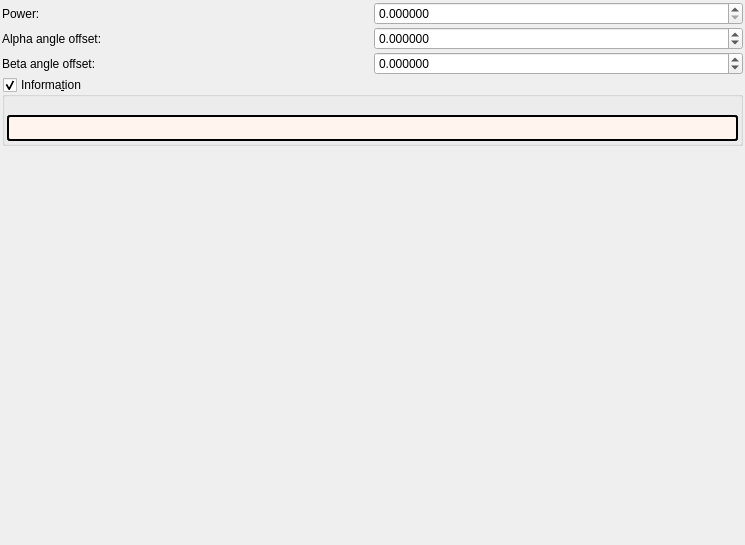
Before: the Qt Designer form mandelbulber2/formula/ui/fractal_modulus_mandelbulb.ui in buddhi1980/mandelbulber2, drawn with Qt 5.
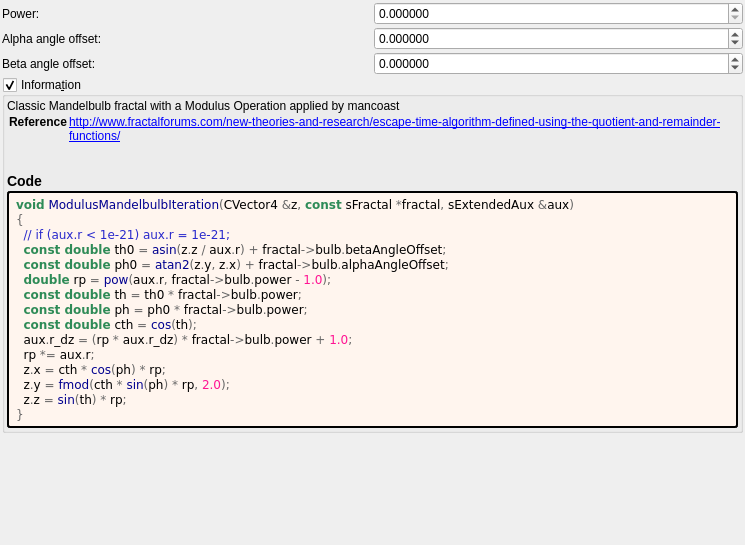
After: the same form once the commit is applied. Custom widgets are drawn as their Qt base class.

The edit to the form file:
```diff
--- a/mandelbulber2/formula/ui/fractal_modulus_mandelbulb.ui
+++ b/mandelbulber2/formula/ui/fractal_modulus_mandelbulb.ui
@@ -171,6 +171,11 @@
       <item>
        <widget class="QLabel" name="label_information_general">
         <property name="text">
+         <string notr="true">&lt;p&gt;Classic Mandelbulb fractal with a Modulus Operation applied by mancoast&lt;/p&gt;&lt;table&gt;
+&lt;tr&gt;&lt;th&gt;Reference&lt;/th&gt;&lt;td&gt;&lt;a href=&quot;http://www.fractalforums.com/new-theories-and-research/escape-time-algorithm-defined-using-the-quotient-and-remainder-functions/&quot;&gt;http://www.fractalforums.com/new-theories-and-research/escape-time-algorithm-defined-using-the-quotient-and-remainder-functions/&lt;br&gt;
+&lt;/td&gt;&lt;/tr&gt;
+&lt;/table&gt;
+&lt;h3&gt;Code&lt;/h3&gt;</string>
         </property>
         <property name="wordWrap">
          <bool>true</bool>
@@ -189,6 +194,24 @@
          <string notr="true">border-style: outset; border-width: 2px; border-radius: 3px; border-color: black; background-color: #fff5ee; padding: 4px;</string>
         </property>
         <property name="text">
+         <string notr="true">&lt;body style=&quot;background-color:#fff5ee&quot;&gt;
+&lt;pre style=&quot;color:#000000; background-color:#fff5ee;  font-family:'Courier New',monospace;&quot;&gt;&lt;span style=&quot;color:#2e8b57; font-weight:bold&quot;&gt;void&lt;/span&gt; &lt;span style=&quot;color:#00008f&quot;&gt;ModulusMandelbulbIteration&lt;/span&gt;&lt;span style=&quot;color:#676767&quot;&gt;(&lt;/span&gt;CVector4 &lt;span style=&quot;color:#676767&quot;&gt;&amp;amp;&lt;/span&gt;z&lt;span style=&quot;color:#676767&quot;&gt;,&lt;/span&gt; &lt;span style=&quot;color:#2e8b57; font-weight:bold&quot;&gt;const&lt;/span&gt; sFractal &lt;span style=&quot;color:#676767&quot;&gt;*&lt;/span&gt;fractal&lt;span style=&quot;color:#676767&quot;&gt;,&lt;/span&gt; sExtendedAux &lt;span style=&quot;color:#676767&quot;&gt;&amp;amp;&lt;/span&gt;aux&lt;span style=&quot;color:#676767&quot;&gt;)&lt;/span&gt;
+&lt;span style=&quot;color:#676767&quot;&gt;{&lt;/span&gt;
+  &lt;span style=&quot;color:#2929cc&quot;&gt;// if (aux.r &amp;lt; 1e-21) aux.r = 1e-21;&lt;/span&gt;
+  &lt;span style=&quot;color:#2e8b57; font-weight:bold&quot;&gt;const double&lt;/span&gt; th0 &lt;span style=&quot;color:#676767&quot;&gt;=&lt;/span&gt; &lt;span style=&quot;color:#00008f&quot;&gt;asin&lt;/span&gt;&lt;span style=&quot;color:#676767&quot;&gt;(&lt;/span&gt;z&lt;span style=&quot;color:#676767&quot;&gt;.&lt;/span&gt;z &lt;span style=&quot;color:#676767&quot;&gt;/&lt;/span&gt; aux&lt;span style=&quot;color:#676767&quot;&gt;.&lt;/span&gt;r&lt;span style=&quot;color:#676767&quot;&gt;) +&lt;/span&gt; fractal&lt;span style=&quot;color:#676767&quot;&gt;-&amp;gt;&lt;/span&gt;bulb&lt;span style=&quot;color:#676767&quot;&gt;.&lt;/span&gt;betaAngleOffset&lt;span style=&quot;color:#676767&quot;&gt;;&lt;/span&gt;
+  &lt;span style=&quot;color:#2e8b57; font-weight:bold&quot;&gt;const double&lt;/span&gt; ph0 &lt;span style=&quot;color:#676767&quot;&gt;=&lt;/span&gt; &lt;span style=&quot;color:#00008f&quot;&gt;atan2&lt;/span&gt;&lt;span style=&quot;color:#676767&quot;&gt;(&lt;/span&gt;z&lt;span style=&quot;color:#676767&quot;&gt;.&lt;/span&gt;y&lt;span style=&quot;color:#676767&quot;&gt;,&lt;/span&gt; z&lt;span style=&quot;color:#676767&quot;&gt;.&lt;/span&gt;x&lt;span style=&quot;color:#676767&quot;&gt;) +&lt;/span&gt; fractal&lt;span style=&quot;color:#676767&quot;&gt;-&amp;gt;&lt;/span&gt;bulb&lt;span style=&quot;color:#676767&quot;&gt;.&lt;/span&gt;alphaAngleOffset&lt;span style=&quot;color:#676767&quot;&gt;;&lt;/span&gt;
+  &lt;span style=&quot;color:#2e8b57; font-weight:bold&quot;&gt;double&lt;/span&gt; rp &lt;span style=&quot;color:#676767&quot;&gt;=&lt;/span&gt; &lt;span style=&quot;color:#00008f&quot;&gt;pow&lt;/span&gt;&lt;span style=&quot;color:#676767&quot;&gt;(&lt;/span&gt;aux&lt;span style=&quot;color:#676767&quot;&gt;.&lt;/span&gt;r&lt;span style=&quot;color:#676767&quot;&gt;,&lt;/span&gt; fractal&lt;span style=&quot;color:#676767&quot;&gt;-&amp;gt;&lt;/span&gt;bulb&lt;span style=&quot;color:#676767&quot;&gt;.&lt;/span&gt;power &lt;span style=&quot;color:#676767&quot;&gt;-&lt;/span&gt; &lt;span style=&quot;color:#ff1493&quot;&gt;1.0&lt;/span&gt;&lt;span style=&quot;color:#676767&quot;&gt;);&lt;/span&gt;
+  &lt;span style=&quot;color:#2e8b57; font-weight:bold&quot;&gt;const double&lt;/span&gt; th &lt;span style=&quot;color:#676767&quot;&gt;=&lt;/span&gt; th0 &lt;span style=&quot;color:#676767&quot;&gt;*&lt;/span&gt; fractal&lt;span style=&quot;color:#676767&quot;&gt;-&amp;gt;&lt;/span&gt;bulb&lt;span style=&quot;color:#676767&quot;&gt;.&lt;/span&gt;power&lt;span style=&quot;color:#676767&quot;&gt;;&lt;/span&gt;
+  &lt;span style=&quot;color:#2e8b57; font-weight:bold&quot;&gt;const double&lt;/span&gt; ph &lt;span style=&quot;color:#676767&quot;&gt;=&lt;/span&gt; ph0 &lt;span style=&quot;color:#676767&quot;&gt;*&lt;/span&gt; fractal&lt;span style=&quot;color:#676767&quot;&gt;-&amp;gt;&lt;/span&gt;bulb&lt;span style=&quot;color:#676767&quot;&gt;.&lt;/span&gt;power&lt;span style=&quot;color:#676767&quot;&gt;;&lt;/span&gt;
+  &lt;span style=&quot;color:#2e8b57; font-weight:bold&quot;&gt;const double&lt;/span&gt; cth &lt;span style=&quot;color:#676767&quot;&gt;=&lt;/span&gt; &lt;span style=&quot;color:#00008f&quot;&gt;cos&lt;/span&gt;&lt;span style=&quot;color:#676767&quot;&gt;(&lt;/span&gt;th&lt;span style=&quot;color:#676767&quot;&gt;);&lt;/span&gt;
+  aux&lt;span style=&quot;color:#676767&quot;&gt;.&lt;/span&gt;r_dz &lt;span style=&quot;color:#676767&quot;&gt;= (&lt;/span&gt;rp &lt;span style=&quot;color:#676767&quot;&gt;*&lt;/span&gt; aux&lt;span style=&quot;color:#676767&quot;&gt;.&lt;/span&gt;r_dz&lt;span style=&quot;color:#676767&quot;&gt;) *&lt;/span&gt; fractal&lt;span style=&quot;color:#676767&quot;&gt;-&amp;gt;&lt;/span&gt;bulb&lt;span style=&quot;color:#676767&quot;&gt;.&lt;/span&gt;power &lt;span style=&quot;color:#676767&quot;&gt;+&lt;/span&gt; &lt;span style=&quot;color:#ff1493&quot;&gt;1.0&lt;/span&gt;&lt;span style=&quot;color:#676767&quot;&gt;;&lt;/span&gt;
+  rp &lt;span style=&quot;color:#676767&quot;&gt;*=&lt;/span&gt; aux&lt;span style=&quot;color:#676767&quot;&gt;.&lt;/span&gt;r&lt;span style=&quot;color:#676767&quot;&gt;;&lt;/span&gt;
+  z&lt;span style=&quot;color:#676767&quot;&gt;.&lt;/span&gt;x &lt;span style=&quot;color:#676767&quot;&gt;=&lt;/span&gt; cth &lt;span style=&quot;color:#676767&quot;&gt;*&lt;/span&gt; &lt;span style=&quot;color:#00008f&quot;&gt;cos&lt;/span&gt;&lt;span style=&quot;color:#676767&quot;&gt;(&lt;/span&gt;ph&lt;span style=&quot;color:#676767&quot;&gt;) *&lt;/span&gt; rp&lt;span style=&quot;color:#676767&quot;&gt;;&lt;/span&gt;
+  z&lt;span style=&quot;color:#676767&quot;&gt;.&lt;/span&gt;y &lt;span style=&quot;color:#676767&quot;&gt;=&lt;/span&gt; &lt;span style=&quot;color:#00008f&quot;&gt;fmod&lt;/span&gt;&lt;span style=&quot;color:#676767&quot;&gt;(&lt;/span&gt;cth &lt;span style=&quot;color:#676767&quot;&gt;*&lt;/span&gt; &lt;span style=&quot;color:#00008f&quot;&gt;sin&lt;/span&gt;&lt;span style=&quot;color:#676767&quot;&gt;(&lt;/span&gt;ph&lt;span style=&quot;color:#676767&quot;&gt;) *&lt;/span&gt; rp&lt;span style=&quot;color:#676767&quot;&gt;,&lt;/span&gt; &lt;span style=&quot;color:#ff1493&quot;&gt;2.0&lt;/span&gt;&lt;span style=&quot;color:#676767&quot;&gt;);&lt;/span&gt;
+  z&lt;span style=&quot;color:#676767&quot;&gt;.&lt;/span&gt;z &lt;span style=&quot;color:#676767&quot;&gt;=&lt;/span&gt; &lt;span style=&quot;color:#00008f&quot;&gt;sin&lt;/span&gt;&lt;span style=&quot;color:#676767&quot;&gt;(&lt;/span&gt;th&lt;span style=&quot;color:#676767&quot;&gt;) *&lt;/span&gt; rp&lt;span style=&quot;color:#676767&quot;&gt;;&lt;/span&gt;
+&lt;span style=&quot;color:#676767&quot;&gt;}&lt;/span&gt;
+&lt;/pre&gt;
+&lt;/body&gt;</string>
         </property>
         <property name="wordWrap">
          <bool>true</bool>
```
Left out of the diff: 2 changed lines with no effect on the pictures.
